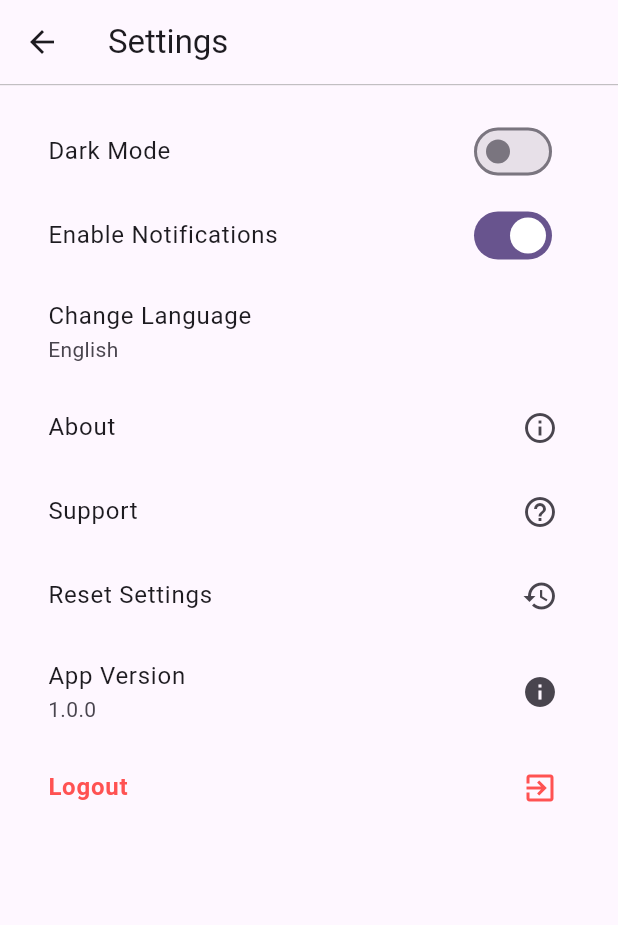
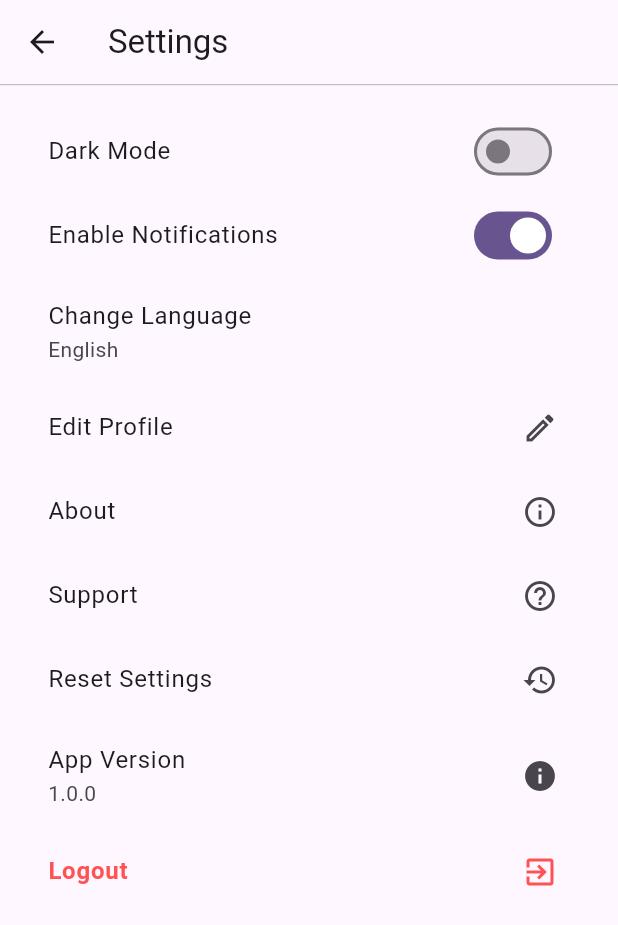
Before and after one commit to solomon-njogo/RaiseIt, a Flutter app: the SettingsScreen screen opened directly, on a phone screen of 412 x 824 dp. Shown: the top 925 px of the screen. Run offline on Flutter 3.47's test engine with Material 3 defaults, Android fonts, the light colour scheme and no system bars.

Commit message:
settings screen ui complete with edit profile added

```diff
--- a/lib/views/settings_screen.dart
+++ b/lib/views/settings_screen.dart
@@ -49,6 +49,15 @@ class SettingsScreen extends StatelessWidget {
                   onTap: () {
                     // No action here, logic not implemented
                   },
+                ),
+
+                // Edit Profile
+                ListTile(
+                  title: const Text("Edit Profile"),
+                  onTap: () {
+                    // No action here, logic not implemented
+                  },
+                  trailing: const Icon(Icons.edit_outlined),
                 ),
 
                 // About Section
```
